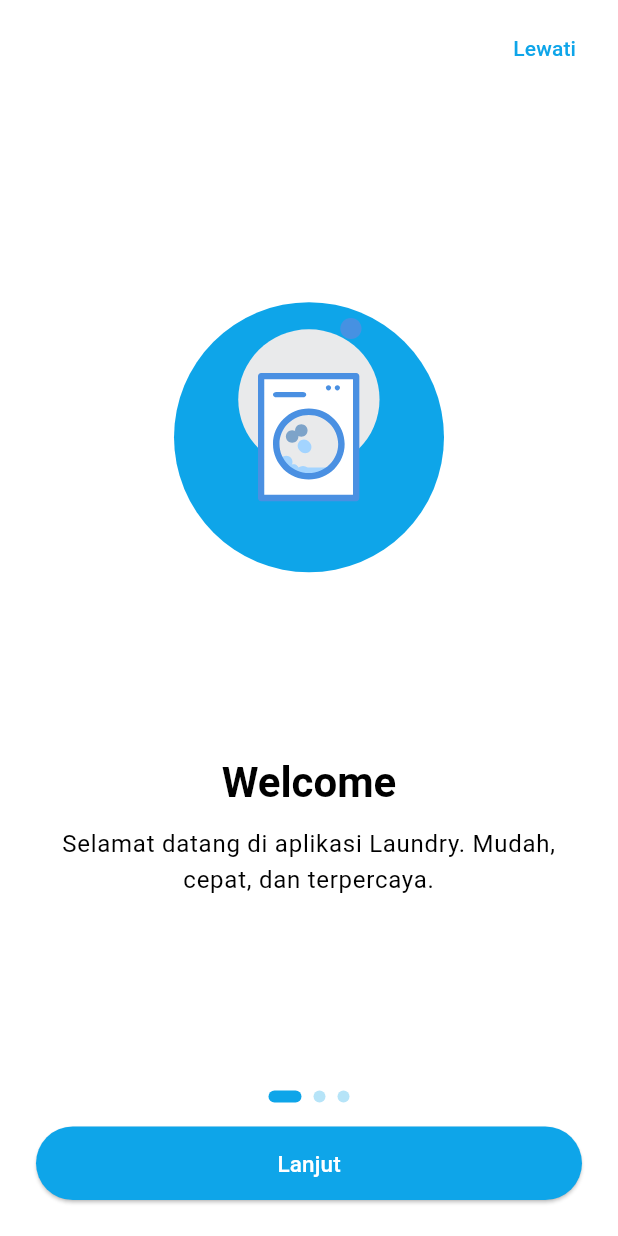
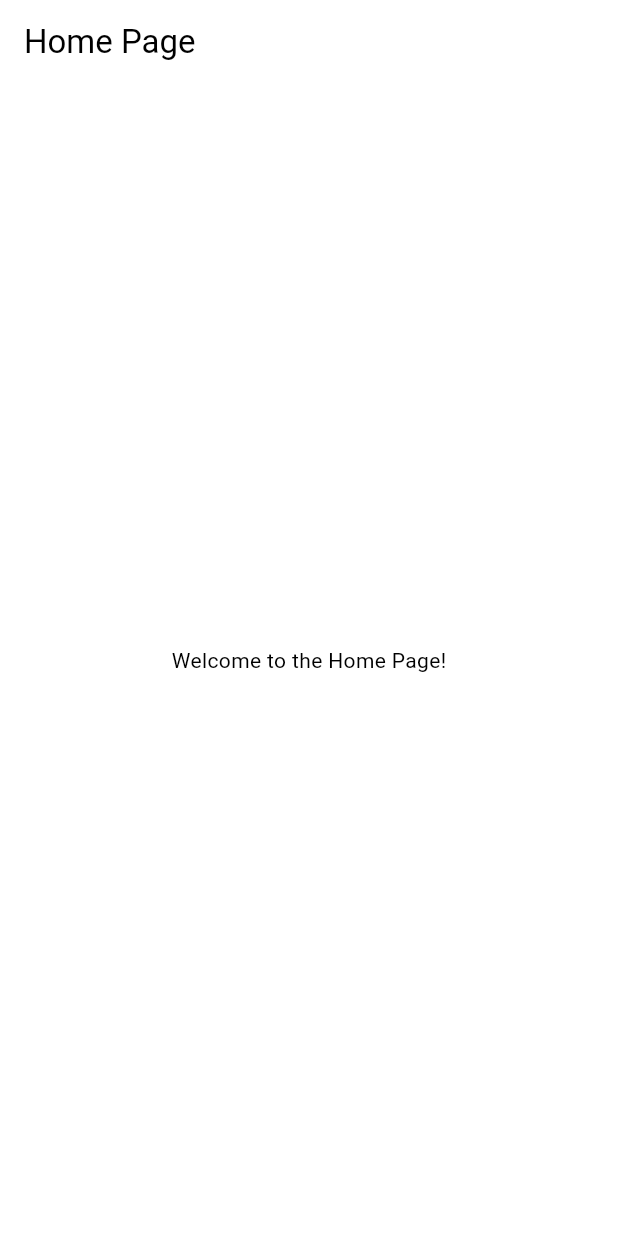
Before and after one commit to mohizzatulhaqi/laundry_customer_app_frontend, a Flutter app: the screen it shows after launch, on a phone screen of 412 x 824 dp. Run offline on Flutter 3.47's test engine with Material 3 defaults, Android fonts, the phone set to English and light mode, and no system bars; our stand-ins replace dartz, dio, equatable, flutter_bloc, get_it, lottie and 2 more; generated files the repository leaves out were written again.

Commit message:
feat: add homepage screen and geolocator, geocoding package

```diff
--- /dev/null
+++ b/lib/features/home/presentation/screen/home_page.dart
@@ -0,0 +1,13 @@
+import 'package:flutter/material.dart';
+
+class HomePage extends StatelessWidget {
+  const HomePage({super.key});
+
+  @override
+  Widget build(BuildContext context) {
+    return Scaffold(
+      appBar: AppBar(title: const Text('Home Page')),
+      body: const Center(child: Text('Welcome to the Home Page!')),
+    );
+  }
+}
--- a/lib/main.dart
+++ b/lib/main.dart
@@ -1,5 +1,6 @@
 import 'package:flutter/material.dart';
 import 'package:laundry_customer_app/core/theme/app_theme.dart';
+import 'package:laundry_customer_app/features/home/presentation/screen/home_page.dart';
 import 'package:laundry_customer_app/features/onboarding/presentations/screens/onboarding_screen.dart';
 import 'package:laundry_customer_app/features/auth/presentation/screens/login_screen.dart';
 
@@ -15,15 +16,7 @@ class MyApp extends StatelessWidget {
     return MaterialApp(
       title: 'Laundry Customer App',
       theme: AppTheme.lightTheme,
-      home: Builder(
-        builder: (ctx) => OnboardingPage(
-          onFinish: () {
-            Navigator.of(ctx).pushReplacement(
-              MaterialPageRoute(builder: (_) => const LoginPage()),
-            );
-          },
-        ),
-      ),
+      home: Builder(builder: (ctx) => HomePage()),
     );
   }
 }
--- a/pubspec.yaml
+++ b/pubspec.yaml
@@ -44,6 +44,8 @@ dependencies:
   equatable: ^2.0.5
   dartz: ^0.10.1
   flutter_bloc: ^9.1.1
+  geolocator: ^14.0.2
+  geocoding: ^4.0.0
 
 dev_dependencies:
   flutter_test:
```
Also changed, not shown: pubspec.lock, 3 other files.
